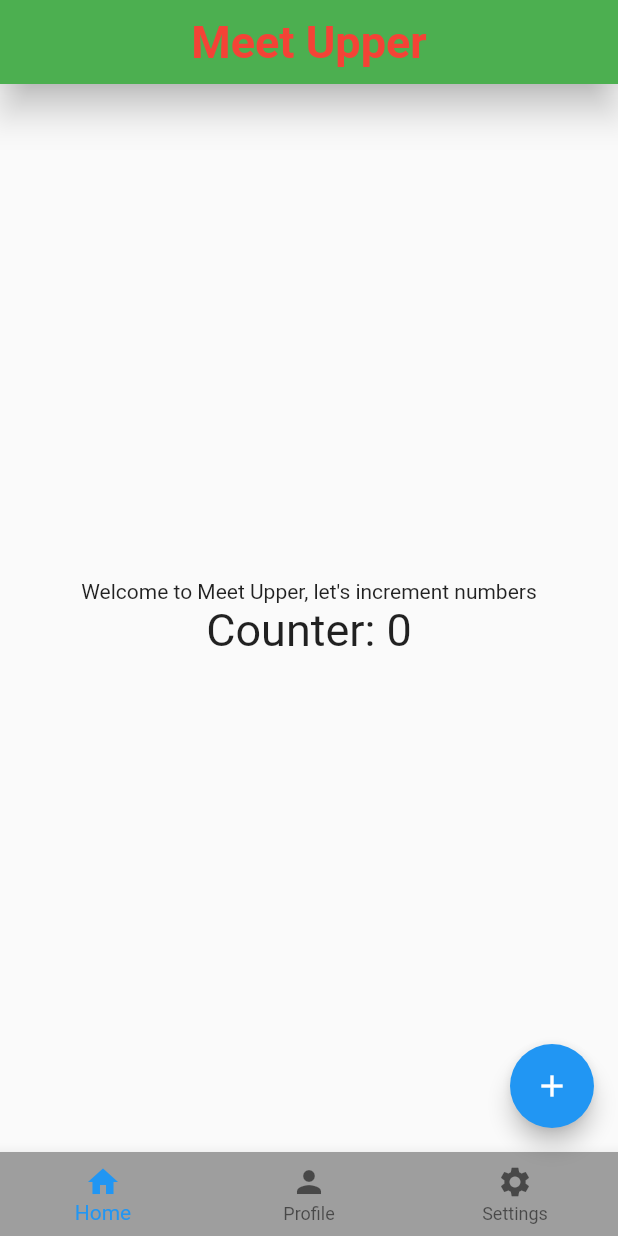
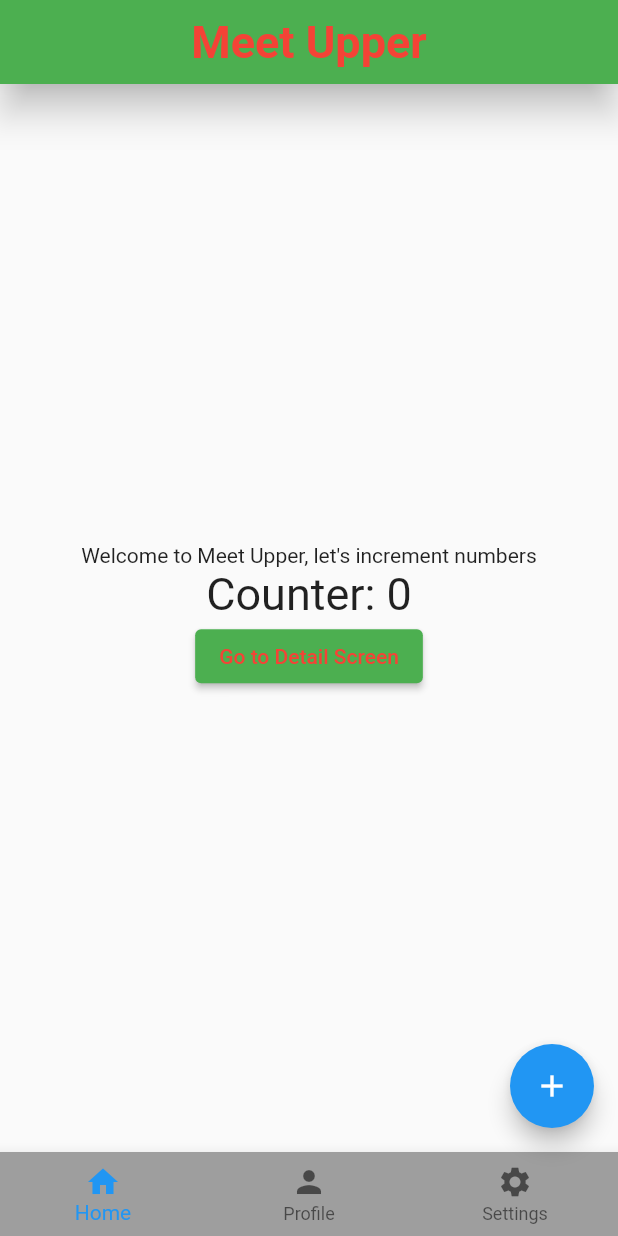
Before and after one commit to mzeiger/flutter_meeter_upper, a Flutter app: the screen it shows after launch, on a phone screen of 412 x 824 dp. Run offline on Flutter 3.47's test engine with Material 2 defaults, Android fonts, the phone set to English and light mode, and no system bars.

Commit message:
Made Bottom Navigation bar its own file Added "Detail" Screen Implemented routing

```diff
--- a/lib/main.dart
+++ b/lib/main.dart
@@ -1,5 +1,6 @@
 import 'package:flutter/material.dart';
 import 'package:meeter_upper/src/screens/counter_home_screen.dart';
+import 'package:meeter_upper/src/screens/meetup_detail_screen.dart';
 
 void main() => runApp(const MeetupperApp());
 
@@ -11,8 +12,11 @@ class MeetupperApp extends StatelessWidget {
     return MaterialApp(
         debugShowCheckedModeBanner: false,
         theme: ThemeData(primarySwatch: Colors.blue),
-        home: CounterHomeScreen(
-          title: appTitle,
-        ));
+        home: CounterHomeScreen(title: appTitle),
+        routes: {
+          MeetupDetailScreen.route: (context) => const MeetupDetailScreen(),
+        }
+
+    );
   }
 }
--- a/lib/src/screens/counter_home_screen.dart
+++ b/lib/src/screens/counter_home_screen.dart
@@ -1,4 +1,7 @@
 import 'package:flutter/material.dart';
+import 'package:meeter_upper/src/screens/meetup_detail_screen.dart';
+
+import '../widgets/bottom_navigation.dart';
 
 class CounterHomeScreen extends StatefulWidget {
   final String _title;
@@ -24,11 +27,17 @@ class CounterHomeScreenState extends State<CounterHomeScreen> {
       body: Center(
         child: Column(
           mainAxisAlignment: MainAxisAlignment.center,
-          children: [
+          children: <Widget>[
             Text('Welcome to ${widget._title}, let\'s increment numbers'),
             Text(
               'Counter: $_counter',
               style: const TextStyle(fontSize: 30),
+            ),
+            ElevatedButton(
+              onPressed: () => Navigator.pushNamed(context, MeetupDetailScreen.route),
+              style: ElevatedButton.styleFrom(
+                  backgroundColor: Colors.green, foregroundColor: Colors.red),
+              child: const Text('Go to Detail Screen'),
             ),
           ],
         ),
@@ -41,7 +50,7 @@ class CounterHomeScreenState extends State<CounterHomeScreen> {
         titleTextStyle: const TextStyle(
             color: Colors.red, fontSize: 30, fontWeight: FontWeight.bold),
       ),
-      bottomNavigationBar: _BottomNavigation(),
+      bottomNavigationBar: const BottomNavigation(),
       floatingActionButton: FloatingActionButton(
         onPressed: () {
           _increment();
@@ -52,38 +61,3 @@ class CounterHomeScreenState extends State<CounterHomeScreen> {
     );
   }
 }
-
-class _BottomNavigation extends StatefulWidget {
-  @override
-  _BottomNavigationState createState() => _BottomNavigationState();
-}
-
-class _BottomNavigationState extends State<_BottomNavigation> {
-  int _currentIndex = 0;
-
-  @override
-  Widget build(BuildContext context) {
-    return BottomNavigationBar(
-      currentIndex: _currentIndex,
-      onTap: (int index) {
-        setState(() => _currentIndex = index);
-      },
-      items: const [
-        BottomNavigationBarItem(
-            icon: Icon(Icons.home),
-            label: 'Home',
-            backgroundColor: Colors.white),
-        BottomNavigationBarItem(
-            icon: Icon(Icons.person),
-            label: 'Profile',
-            backgroundColor: Colors.white),
-        BottomNavigationBarItem(
-            icon: Icon(Icons.settings),
-            label: 'Settings',
-            backgroundColor: Colors.white),
-      ],
-      backgroundColor: Colors.grey,
-      showSelectedLabels: true,
-    );
-  }
-}
--- /dev/null
+++ b/lib/src/widgets/bottom_navigation.dart
@@ -0,0 +1,39 @@
+import 'package:flutter/material.dart';
+
+class BottomNavigation extends StatefulWidget {
+  const BottomNavigation({super.key});
+
+
+  @override
+  BottomNavigationState createState() => BottomNavigationState();
+}
+
+class BottomNavigationState extends State<BottomNavigation> {
+  int _currentIndex = 0;
+
+  @override
+  Widget build(BuildContext context) {
+    return BottomNavigationBar(
+      currentIndex: _currentIndex,
+      onTap: (int index) {
+        setState(() => _currentIndex = index);
+      },
+      items: const [
+        BottomNavigationBarItem(
+            icon: Icon(Icons.home),
+            label: 'Home',
+            backgroundColor: Colors.white),
+        BottomNavigationBarItem(
+            icon: Icon(Icons.person),
+            label: 'Profile',
+            backgroundColor: Colors.white),
+        BottomNavigationBarItem(
+            icon: Icon(Icons.settings),
+            label: 'Settings',
+            backgroundColor: Colors.white),
+      ],
+      backgroundColor: Colors.grey,
+      showSelectedLabels: true,
+    );
+  }
+}
```
Also changed, not shown: lib/src/screens/meetup_detail_screen.dart (added, +26 -0 lines).
